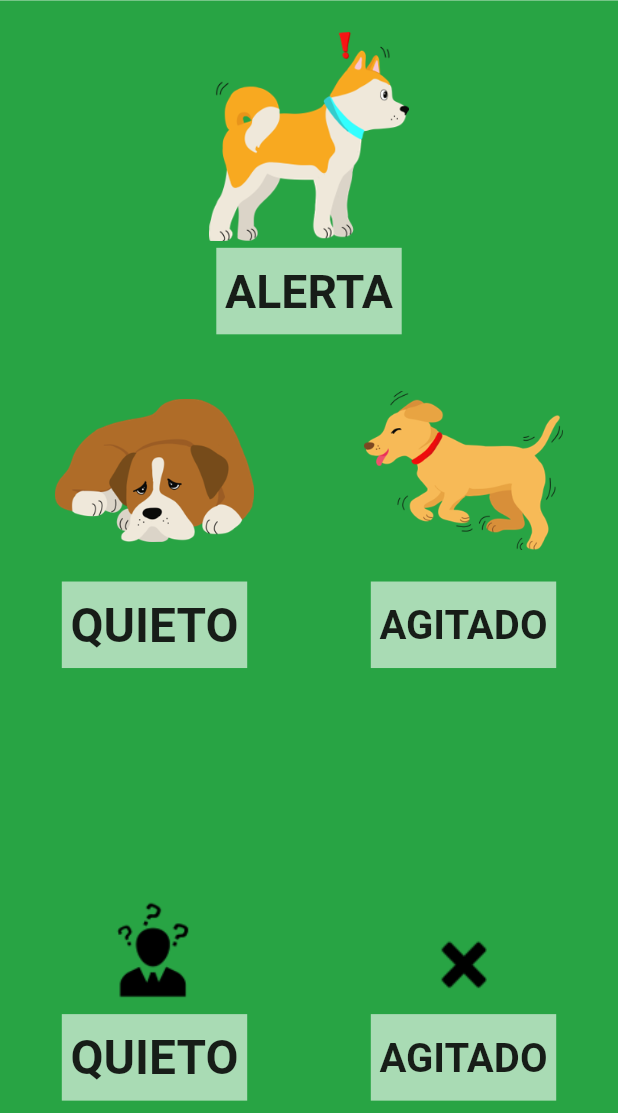
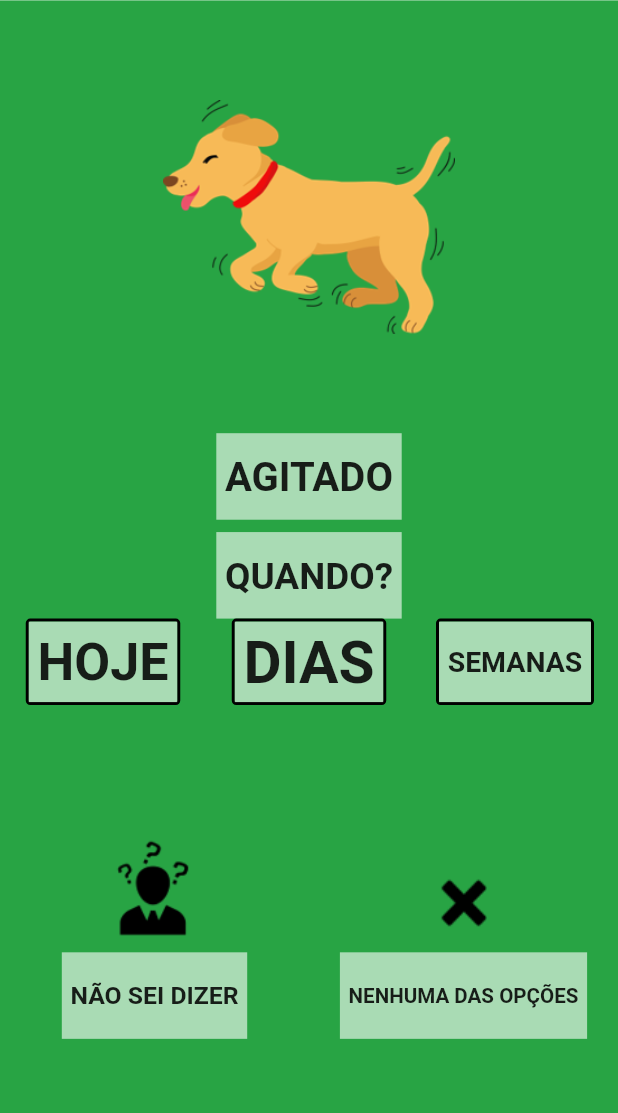
Before and after one commit to luizrgf2/Libraspetapp, a Flutter app: the screen it shows after launch, on a phone screen of 412 x 824 dp, the part 123-1236 px from its top. Run offline on Flutter 3.47's test engine with Material 2 defaults, Android fonts, the phone set to English and light mode, and no system bars.

Commit message:
new screens

```diff
--- /dev/null
+++ b/lib/components/button_text.dart
@@ -0,0 +1,30 @@
+import 'package:flutter/material.dart';
+import 'area_text.dart';
+
+class Button_text extends StatelessWidget {
+  final Function function;
+  final double altura;
+  final double largura;
+  final String text;
+
+  Button_text(
+      {@required this.function,
+      @required this.altura,
+      @required this.largura,
+      @required this.text});
+
+  @override
+  Widget build(BuildContext context) {
+    return FlatButton(
+      onPressed: function,
+      child: Container(
+        height: altura,
+        width: largura,
+        decoration: BoxDecoration(
+            border: Border.all(width: 2),
+            borderRadius: BorderRadius.circular(3)),
+        child: AreaText(text: text, altura: altura, largura: largura),
+      ),
+    );
+  }
+}
--- a/lib/main.dart
+++ b/lib/main.dart
@@ -1,5 +1,5 @@
 import 'package:flutter/material.dart';
-import 'screens/emergecy_screen.dart';
+import 'screens/agitated_screen.dart';
 
 void main() {
   runApp(Myapp());
@@ -9,7 +9,7 @@ class Myapp extends StatelessWidget {
   @override
   Widget build(BuildContext context) {
     return MaterialApp(
-      home: Emergency_Screen(),
+      home: Agitated_Screen(),
       theme: ThemeData(canvasColor: Color.fromRGBO(40, 164, 68, 10)),
     );
   }
--- /dev/null
+++ b/lib/screens/agitated_screen.dart
@@ -0,0 +1,104 @@
+import 'package:Libraspet/components/area_text.dart';
+import '../components/image_click.dart';
+import 'package:flutter/material.dart';
+import '../components/button_text.dart';
+
+class Agitated_Screen extends StatelessWidget {
+  @override
+  Widget build(BuildContext context) {
+    final double altura =
+        MediaQuery.of(context).size.height - MediaQuery.of(context).padding.top;
+    final double largura = MediaQuery.of(context).size.width;
+    return SafeArea(
+        child: Scaffold(
+      body: Column(
+        children: [
+          AreaText(
+              text: 'COMPORTAMENTO DO ANIMAL',
+              altura: altura * 0.1,
+              largura: largura),
+          ImageClick(
+            largura: largura * 0.55,
+            altura: altura * 0.35,
+            path: 'lib/assets/images/Imagem3.png',
+            function: null,
+            padding: 0,
+          ),
+          AreaText(
+              text: 'AGITADO', altura: altura * 0.07, largura: largura * 0.3),
+          SizedBox(
+            height: altura * 0.01,
+          ),
+          AreaText(
+              text: 'QUANDO?', altura: altura * 0.07, largura: largura * 0.3),
+          Row(
+            children: [
+              Expanded(
+                child: Button_text(
+                    function: () {},
+                    altura: altura * 0.07,
+                    largura: largura * 0.25,
+                    text: 'HOJE'),
+              ),
+              Expanded(
+                child: Button_text(
+                    function: () {},
+                    altura: altura * 0.07,
+                    largura: largura * 0.25,
+                    text: 'DIAS'),
+              ),
+              Expanded(
+                child: Button_text(
+                    function: () {},
+                    altura: altura * 0.07,
+                    largura: largura * 0.4,
+                    text: 'SEMANAS'),
+              )
+            ],
+          ),
+          Container(
+            //padding: EdgeInsets.only(bottom: 2),
+            child: Row(
+              children: [
+                Expanded(
+                  child: Column(
+                    children: [
+                      ImageClick(
+                        largura: largura * 0.3,
+                        altura: altura * 0.2,
+                        path: 'lib/assets/images/Imagem4.png',
+                        function: () {},
+                        padding: altura * 0.2 * 0.5,
+                      ),
+                      AreaText(
+                          text: 'NÃO SEI DIZER',
+                          altura: altura * 0.07,
+                          largura: largura * 0.3),
+                    ],
+                  ),
+                ),
+                Expanded(
+                  child: Column(
+                    children: [
+                      ImageClick(
+                        largura: largura * 0.4,
+                        altura: altura * 0.2,
+                        path: 'lib/assets/images/Imagem5.png',
+                        function: () {},
+                        padding: altura * 0.2 * 0.6,
+                      ),
+                      AreaText(
+                          text: 'NENHUMA DAS OPÇÕES',
+                          altura: altura * 0.07,
+                          largura: largura * 0.4),
+                    ],
+                  ),
+                )
+              ],
+            ),
+          )
+        ],
+      ),
+    ));
+  }
+}
--- a/lib/screens/emergecy_screen.dart
+++ b/lib/screens/emergecy_screen.dart
@@ -26,7 +26,7 @@ class Emergency_Screen extends StatelessWidget {
               padding: altura * 0.2 * 0.1,
             ),
             AreaText(
-                text: 'ALERTA', altura: altura * 0.07, largura: largura * 0.3),
+                text: 'ALERTA', altura: altura * 0.5, largura: largura * 0.3),
             Row(
               children: [
                 Expanded(
@@ -80,7 +80,7 @@ class Emergency_Screen extends StatelessWidget {
                           padding: altura * 0.2 * 0.5,
                         ),
                         AreaText(
-                            text: 'QUIETO',
+                            text: 'NÃO SEI DIZER',
                             altura: altura * 0.07,
                             largura: largura * 0.3),
                       ],
@@ -97,9 +97,9 @@ class Emergency_Screen extends StatelessWidget {
                           padding: altura * 0.2 * 0.6,
                         ),
                         AreaText(
-                            text: 'AGITADO',
+                            text: 'NENHUMA DAS OPÇÕES',
                             altura: altura * 0.07,
-                            largura: largura * 0.3),
+                            largura: largura * 0.4),
                       ],
                     ),
                   )
```
Also changed, not shown: lib/screens/alert_screen.dart (added, +104 -0 lines), lib/screens/quiet_screen.dart (added, +104 -0 lines).
